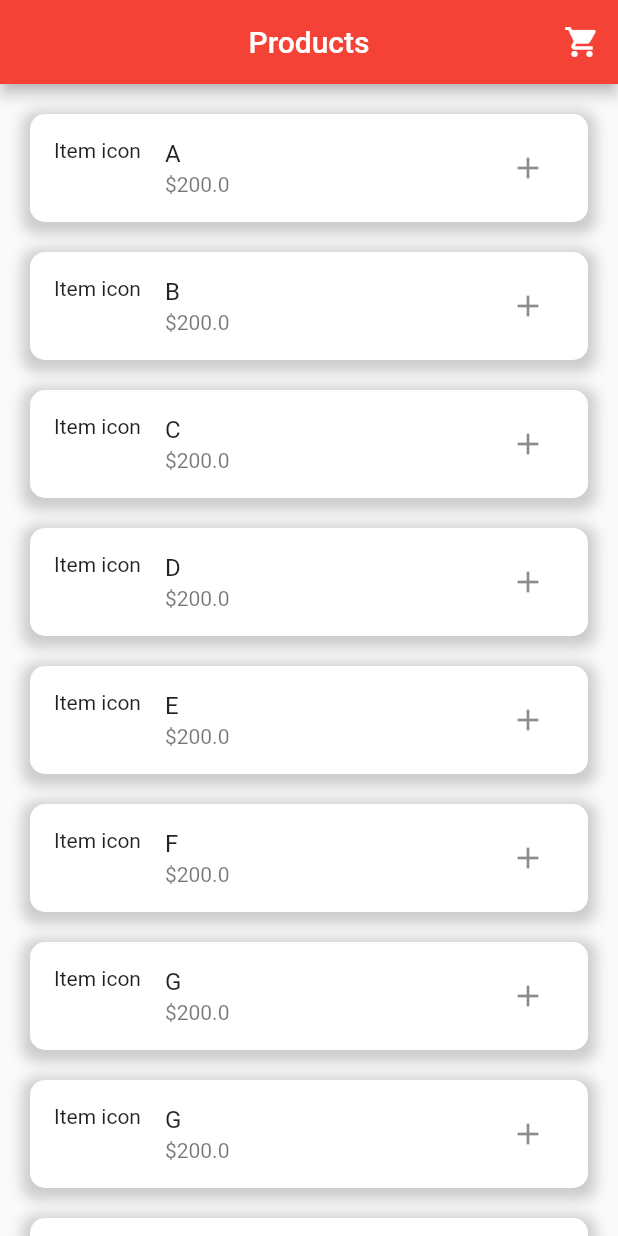
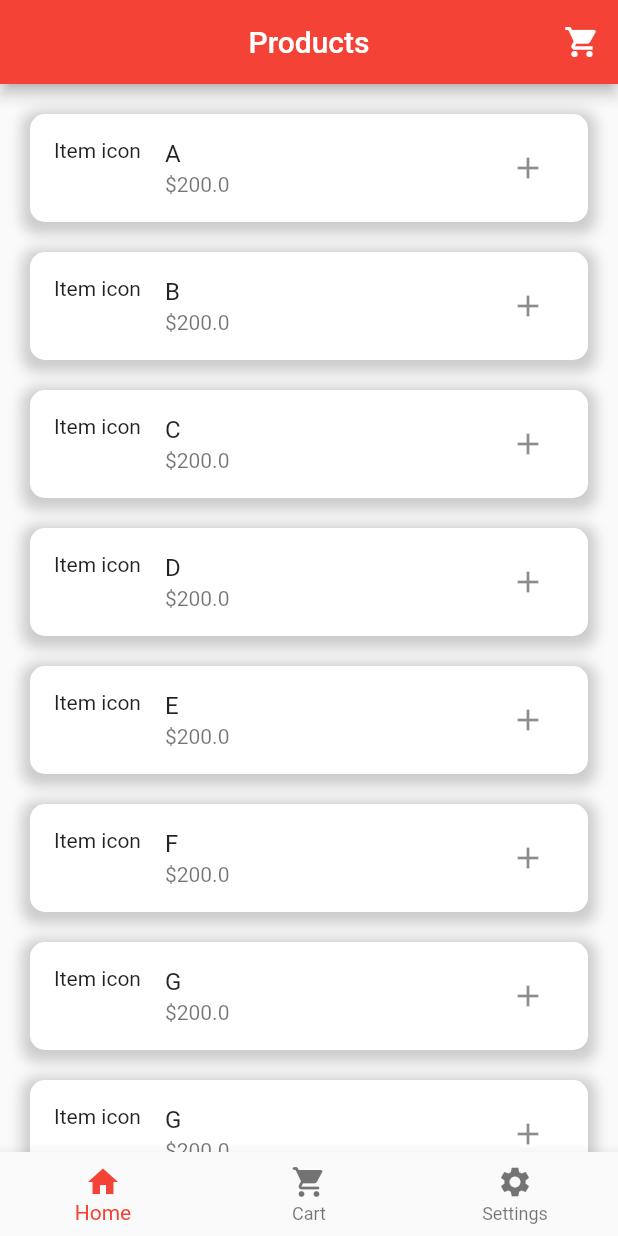
Before and after one commit to MohamedGouaouri/shopping-app, a Flutter app: the screen it shows after launch, on a phone screen of 412 x 824 dp. Run offline on Flutter 3.47's test engine with Material 2 defaults, Android fonts, the phone set to English and light mode, and no system bars.

```diff
--- a/lib/models/product.dart
+++ b/lib/models/product.dart
@@ -2,6 +2,7 @@ class Product {
   int id;
   String name;
   double price;
+  double rate;
   String description;
   String? pathToimage;
 
@@ -9,5 +10,6 @@ class Product {
       {required this.id,
       required this.name,
       required this.price,
+      required this.rate,
       required this.description});
 }
--- a/lib/views/products.dart
+++ b/lib/views/products.dart
@@ -13,15 +13,15 @@ class ProductsHome extends StatefulWidget {
 class _ProductsHomeState extends State<ProductsHome> {
   // Dummy data for UI testing
   List<Product> products = [
-    Product(id: 1, name: "A", price: 200.0, description: "AAAAAAA"),
-    Product(id: 1, name: "B", price: 200.0, description: "AAAAAAA"),
-    Product(id: 1, name: "C", price: 200.0, description: "AAAAAAA"),
-    Product(id: 1, name: "D", price: 200.0, description: "AAAAAAA"),
-    Product(id: 1, name: "E", price: 200.0, description: "AAAAAAA"),
-    Product(id: 1, name: "F", price: 200.0, description: "AAAAAAA"),
-    Product(id: 1, name: "G", price: 200.0, description: "AAAAAAA"),
-    Product(id: 1, name: "G", price: 200.0, description: "AAAAAAA"),
-    Product(id: 1, name: "G", price: 200.0, description: "AAAAAAA"),
+    Product(id: 1, name: "A", price: 200.0, description: "AAAAAAA", rate: 4.4),
+    Product(id: 1, name: "B", price: 200.0, description: "AAAAAAA", rate: 4.4),
+    Product(id: 1, name: "C", price: 200.0, description: "AAAAAAA", rate: 4.4),
+    Product(id: 1, name: "D", price: 200.0, description: "AAAAAAA", rate: 4.4),
+    Product(id: 1, name: "E", price: 200.0, description: "AAAAAAA", rate: 4.4),
+    Product(id: 1, name: "F", price: 200.0, description: "AAAAAAA", rate: 4.4),
+    Product(id: 1, name: "G", price: 200.0, description: "AAAAAAA", rate: 4.4),
+    Product(id: 1, name: "G", price: 200.0, description: "AAAAAAA", rate: 4.4),
+    Product(id: 1, name: "G", price: 200.0, description: "AAAAAAA", rate: 4.4),
   ];
 
   // todo: Implement showCart
@@ -33,7 +33,6 @@ class _ProductsHomeState extends State<ProductsHome> {
   // Show product details
 
   _showDetails() {
-    print("Show detaills");
     Navigator.push(
         context, MaterialPageRoute(builder: (_) => ProductDetailsPage()));
   }
@@ -87,6 +86,24 @@ class _ProductsHomeState extends State<ProductsHome> {
       ),
       body: ListView(
           padding: EdgeInsets.all(10), children: _buildProductListItem()),
+
+      // This is just fun it must not be implemented
+      bottomNavigationBar: BottomNavigationBar(
+        items: [
+          BottomNavigationBarItem(
+            label: "Home",
+            icon: Icon(Icons.home),
+          ),
+          BottomNavigationBarItem(
+            label: "Cart",
+            icon: Icon(Icons.shopping_cart_rounded),
+          ),
+          BottomNavigationBarItem(
+            label: "Settings",
+            icon: Icon(Icons.settings),
+          ),
+        ],
+      ),
     );
   }
 }
```
Also changed, not shown: lib/controllers/payment.dart (added, +10 -0 lines), lib/views/payment_page.dart (added, +15 -0 lines), lib/views/product_details.dart (+40 -10 lines).
